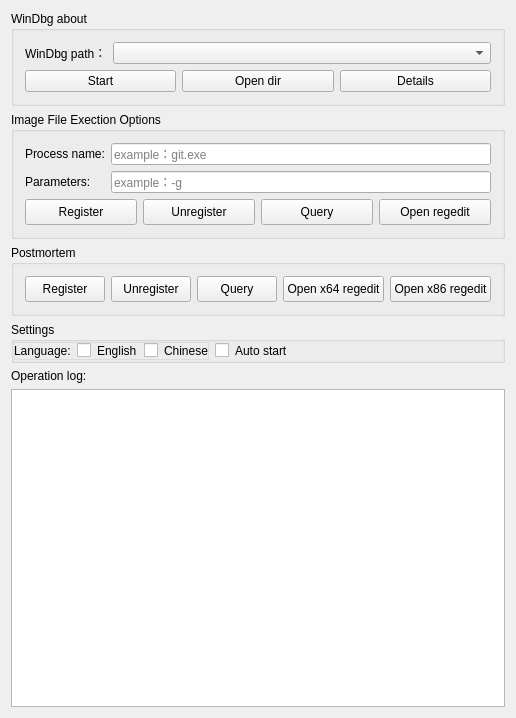
Above: WindbgIFEO/WindbgIFEO.ui from MingYueRuYa/worktools before the change. Below: the same form after it.
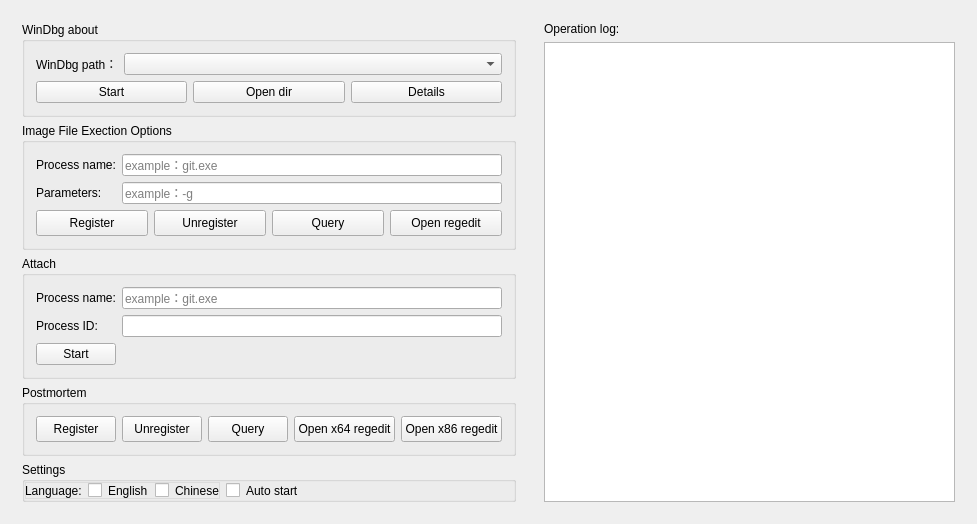
That is the form after the change.

The edit to the form file:
```diff
--- a/WindbgIFEO/WindbgIFEO.ui
+++ b/WindbgIFEO/WindbgIFEO.ui
@@ -6,8 +6,8 @@
    <rect>
     <x>0</x>
     <y>0</y>
-    <width>514</width>
-    <height>718</height>
+    <width>977</width>
+    <height>504</height>
    </rect>
   </property>
   <property name="minimumSize">
@@ -22,9 +22,12 @@
   <property name="styleSheet">
    <string notr="true"/>
   </property>
-  <layout class="QVBoxLayout" name="verticalLayout_7">
+  <layout class="QHBoxLayout" name="horizontalLayout_10">
    <item>
-    <widget class="QGroupBox" name="groupBox">
+    <widget class="QWidget" name="widget_2" native="true">
+     <layout class="QVBoxLayout" name="verticalLayout_12">
+      <item>
+       <widget class="QGroupBox" name="groupBoxWinDbgAbout">
      <property name="title">
       <string>WinDbg about</string>
      </property>
@@ -188,7 +191,84 @@
     </widget>
    </item>
    <item>
-    <widget class="QGroupBox" name="groupBoxPostmorted">
+       <widget class="QGroupBox" name="groupBoxAttach">
+        <property name="title">
+         <string>Attach</string>
+        </property>
+        <layout class="QVBoxLayout" name="verticalLayout_11">
+         <item>
+          <layout class="QHBoxLayout" name="horizontalLayout_8">
+           <item>
+            <layout class="QVBoxLayout" name="verticalLayout_8">
+             <item>
+              <layout class="QVBoxLayout" name="verticalLayout_9">
+               <item>
+                <widget class="QLabel" name="label_7">
+                 <property name="text">
+                  <string>Process name:</string>
+                 </property>
+                </widget>
+               </item>
+              </layout>
+             </item>
+             <item>
+              <widget class="QLabel" name="label_8">
+               <property name="text">
+                <string>Process ID:</string>
+               </property>
+              </widget>
+             </item>
+            </layout>
+           </item>
+           <item>
+            <layout class="QVBoxLayout" name="verticalLayout_10">
+             <item>
+              <widget class="QLineEdit" name="lineEdit_attach_pro_name">
+               <property name="placeholderText">
+                <string>example：git.exe</string>
+               </property>
+              </widget>
+             </item>
+             <item>
+              <widget class="QLineEdit" name="lineEdit_process_id">
+               <property name="placeholderText">
+                <string/>
+               </property>
+              </widget>
+             </item>
+            </layout>
+           </item>
+          </layout>
+         </item>
+         <item>
+          <layout class="QHBoxLayout" name="horizontalLayout_9">
+           <item>
+            <widget class="QPushButton" name="btn_attach">
+             <property name="text">
+              <string>Start</string>
+             </property>
+            </widget>
+           </item>
+           <item>
+            <spacer name="horizontalSpacer_2">
+             <property name="orientation">
+              <enum>Qt::Horizontal</enum>
+             </property>
+             <property name="sizeHint" stdset="0">
+              <size>
+               <width>40</width>
+               <height>20</height>
+              </size>
+             </property>
+            </spacer>
+           </item>
+          </layout>
+         </item>
+        </layout>
+       </widget>
+      </item>
+      <item>
+       <widget class="QGroupBox" name="groupBoxPostmortem">
      <property name="minimumSize">
       <size>
        <width>0</width>
@@ -268,7 +348,7 @@
     </widget>
    </item>
    <item>
-    <widget class="QGroupBox" name="groupBox_2">
+       <widget class="QGroupBox" name="groupBoxSettings">
      <property name="minimumSize">
       <size>
        <width>0</width>
@@ -375,6 +455,12 @@
      </layout>
     </widget>
    </item>
+     </layout>
+    </widget>
+   </item>
+   <item>
+    <widget class="QWidget" name="widget_3" native="true">
+     <layout class="QVBoxLayout" name="verticalLayout_7">
    <item>
     <layout class="QVBoxLayout" name="verticalLayout_5">
      <item>
@@ -388,6 +474,9 @@
       <widget class="QTextBrowser" name="textBrowserLog"/>
      </item>
     </layout>
+      </item>
+     </layout>
+    </widget>
    </item>
   </layout>
  </widget>
```
Lines whose indentation alone changed are shown as unchanged.
